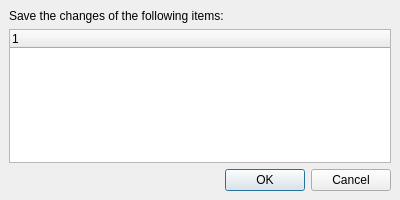
Qt form src/plugins/coreplugin/dialogs/saveitemsdialog.ui (qt-creator/qt-creator) before a commit.
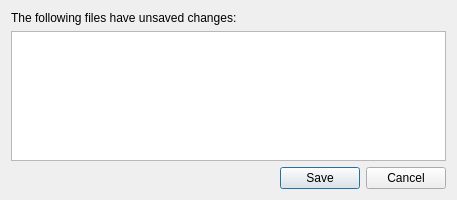
The same form after that commit.

Commit message: Simpler "Save modified files" dialog.

Patch:
```diff
--- a/src/plugins/coreplugin/dialogs/saveitemsdialog.ui
+++ b/src/plugins/coreplugin/dialogs/saveitemsdialog.ui
@@ -1,41 +1,67 @@
 <ui version="4.0" >
  <class>SaveItemsDialog</class>
- <widget class="QDialog" name="SaveItemsDialog" >
-  <property name="geometry" >
+ <widget class="QDialog" name="SaveItemsDialog">
+  <property name="geometry">
    <rect>
     <x>0</x>
     <y>0</y>
-    <width>400</width>
+    <width>457</width>
     <height>200</height>
    </rect>
   </property>
   <property name="windowTitle" >
    <string>Save Changes</string>
   </property>
-  <layout class="QVBoxLayout" >
-   <property name="margin" >
-    <number>9</number>
-   </property>
-   <property name="spacing" >
-    <number>6</number>
-   </property>
+  <layout class="QVBoxLayout">
    <item>
-    <widget class="QLabel" name="msgLabel" >
-     <property name="text" >
-      <string>Save the changes of the following items:</string>
+    <widget class="QLabel" name="msgLabel">
+     <property name="text">
+      <string>The following files have unsaved changes:</string>
      </property>
     </widget>
    </item>
    <item>
-    <widget class="QTreeWidget" name="treeWidget" />
+    <widget class="QTreeWidget" name="treeWidget">
+     <property name="selectionMode">
+      <enum>QAbstractItemView::ExtendedSelection</enum>
+     </property>
+     <property name="textElideMode">
+      <enum>Qt::ElideLeft</enum>
+     </property>
+     <property name="indentation">
+      <number>0</number>
+     </property>
+     <property name="rootIsDecorated">
+      <bool>false</bool>
+     </property>
+     <property name="uniformRowHeights">
+      <bool>true</bool>
+     </property>
+     <property name="headerHidden">
+      <bool>true</bool>
+     </property>
+     <property name="columnCount">
+      <number>2</number>
+     </property>
+     <column>
+      <property name="text">
+       <string notr="true">1</string>
+      </property>
+     </column>
+     <column>
+      <property name="text">
+       <string notr="true">2</string>
+      </property>
+     </column>
+    </widget>
    </item>
    <item>
     <widget class="QDialogButtonBox" name="buttonBox" >
      <property name="orientation" >
       <enum>Qt::Horizontal</enum>
      </property>
-     <property name="standardButtons" >
-      <set>QDialogButtonBox::Cancel|QDialogButtonBox::NoButton|QDialogButtonBox::Ok</set>
+     <property name="standardButtons">
+      <set>QDialogButtonBox::Cancel|QDialogButtonBox::Save</set>
      </property>
     </widget>
    </item>
```
Left out of the diff: 13 changed lines with no effect on the pictures. The commit also changes 4 other files.
